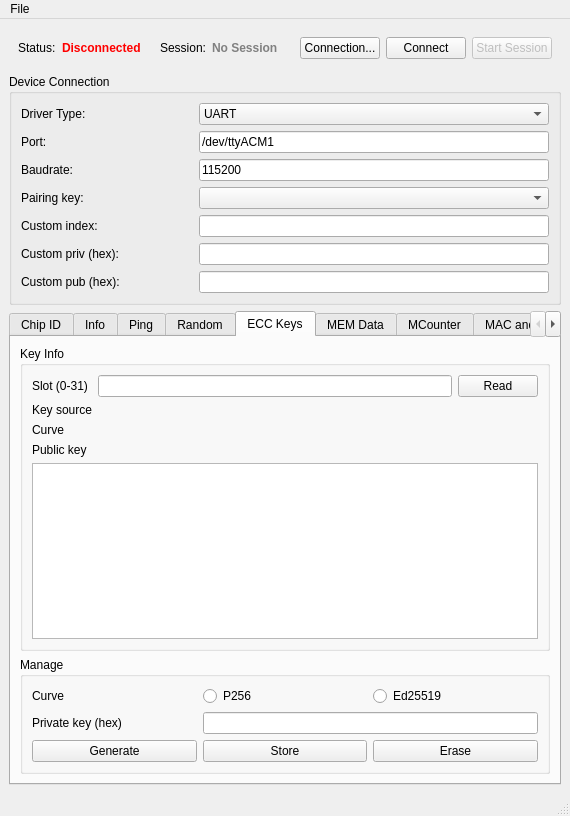
Qt form mainwindow.ui (petrkr/tropic01manager) before a commit.
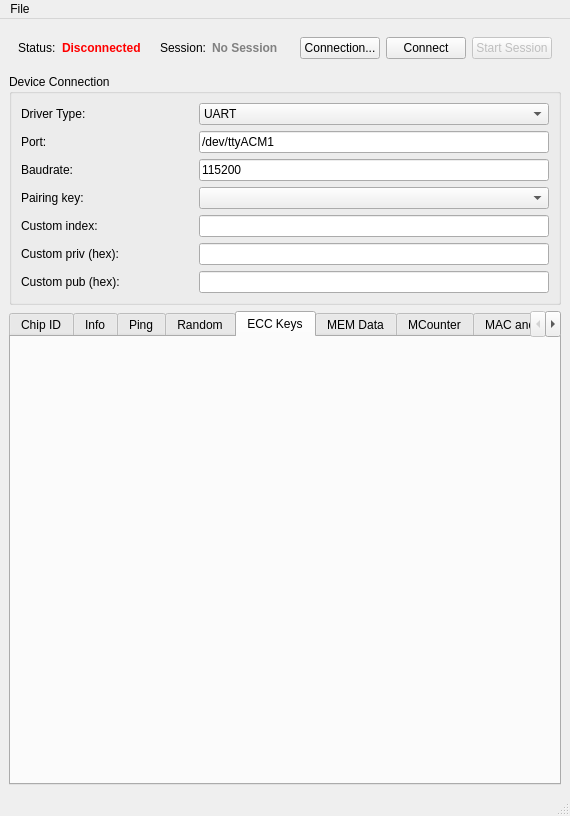
The same form after that commit. The open tabs and pages were chosen to show the change.

Commit message: Ecc keys same style as MCounter or pairing keys

Patch:
```diff
--- a/mainwindow.ui
+++ b/mainwindow.ui
@@ -746,164 +746,8 @@
        <attribute name="title">
         <string>ECC Keys</string>
        </attribute>
-       <layout class="QVBoxLayout" name="layoutEcc">
-        <item>
-         <widget class="QGroupBox" name="groupEccRead">
-          <property name="title">
-           <string>Key Info</string>
-          </property>
-          <property name="alignment">
-           <set>Qt::AlignmentFlag::AlignTop</set>
-          </property>
-          <property name="sizePolicy">
-           <sizepolicy hsizetype="Preferred" vsizetype="Expanding">
-            <horstretch>0</horstretch>
-            <verstretch>0</verstretch>
-           </sizepolicy>
-          </property>
-         <layout class="QGridLayout" name="gridEccRead">
-           <item row="0" column="0">
-            <widget class="QLabel" name="labelECCSlot">
-             <property name="text">
-              <string>Slot (0-31)</string>
-             </property>
-            </widget>
-           </item>
-           <item row="0" column="1">
-            <widget class="QLineEdit" name="leECCSlot"/>
-           </item>
-           <item row="0" column="2">
-            <widget class="QPushButton" name="btnECCRead">
-             <property name="text">
-              <string>Read</string>
-             </property>
-            </widget>
-           </item>
-           <item row="1" column="0">
-            <widget class="QLabel" name="labelECCSource">
-             <property name="text">
-              <string>Key source</string>
-             </property>
-            </widget>
-           </item>
-           <item row="1" column="1" colspan="2">
-            <widget class="QLabel" name="lblECCKeySource">
-             <property name="text">
-              <string/>
-             </property>
-            </widget>
-           </item>
-           <item row="2" column="0">
-            <widget class="QLabel" name="labelECCCurve">
-             <property name="text">
-              <string>Curve</string>
-             </property>
-            </widget>
-           </item>
-           <item row="2" column="1" colspan="2">
-            <widget class="QLabel" name="lblECCCurveInfo">
-             <property name="text">
-              <string/>
-             </property>
-            </widget>
-           </item>
-           <item row="3" column="0">
-            <widget class="QLabel" name="labelECCPubkey">
-             <property name="text">
-              <string>Public key</string>
-             </property>
-            </widget>
-           </item>
-           <item row="4" column="0" colspan="3">
-           <widget class="QPlainTextEdit" name="pteECCPubkey">
-            <property name="readOnly">
-             <bool>true</bool>
-            </property>
-            <property name="sizePolicy">
-             <sizepolicy hsizetype="Preferred" vsizetype="Expanding">
-              <horstretch>0</horstretch>
-              <verstretch>0</verstretch>
-             </sizepolicy>
-            </property>
-            <property name="minimumHeight">
-             <number>28</number>
-            </property>
-           </widget>
-          </item>
-         </layout>
-        </widget>
-       </item>
-        <item>
-         <widget class="QGroupBox" name="groupEccManage">
-          <property name="title">
-           <string>Manage</string>
-          </property>
-          <property name="alignment">
-           <set>Qt::AlignmentFlag::AlignTop</set>
-          </property>
-          <property name="sizePolicy">
-           <sizepolicy hsizetype="Preferred" vsizetype="Fixed">
-            <horstretch>0</horstretch>
-            <verstretch>0</verstretch>
-           </sizepolicy>
-          </property>
-          <layout class="QGridLayout" name="gridEccManage">
-           <item row="0" column="0">
-            <widget class="QLabel" name="labelECCCurveSelect">
-             <property name="text">
-              <string>Curve</string>
-             </property>
-            </widget>
-           </item>
-           <item row="0" column="1">
-            <widget class="QRadioButton" name="rbECCP256">
-             <property name="text">
-              <string>P256</string>
-             </property>
-            </widget>
-           </item>
-           <item row="0" column="2">
-            <widget class="QRadioButton" name="rbECCEd25519">
-             <property name="text">
-              <string>Ed25519</string>
-             </property>
-            </widget>
-           </item>
-           <item row="1" column="0">
-            <widget class="QLabel" name="labelECCPrivKey">
-             <property name="text">
-              <string>Private key (hex)</string>
-             </property>
-            </widget>
-           </item>
-           <item row="1" column="1" colspan="2">
-            <widget class="QLineEdit" name="leECCPrivateKey"/>
-           </item>
-           <item row="2" column="0">
-            <widget class="QPushButton" name="btnECCGenerate">
-             <property name="text">
-              <string>Generate</string>
-             </property>
-            </widget>
-           </item>
-           <item row="2" column="1">
-            <widget class="QPushButton" name="btnECCStore">
-             <property name="text">
-              <string>Store</string>
-             </property>
-            </widget>
-           </item>
-           <item row="2" column="2">
-            <widget class="QPushButton" name="btnECCErase">
-             <property name="text">
-              <string>Erase</string>
-             </property>
-            </widget>
-           </item>
-          </layout>
-         </widget>
-        </item>
-       </layout>
+      <layout class="QVBoxLayout" name="layoutEcc">
+      </layout>
       </widget>
       <widget class="QWidget" name="tab_5">
        <attribute name="title">
```
The commit also changes 1 other file.
